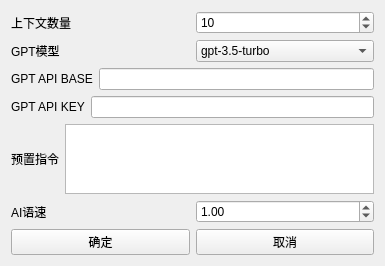
Qt form ui/design/gpt_setting.ui (QureL/ChatGPTVoice) before a commit.
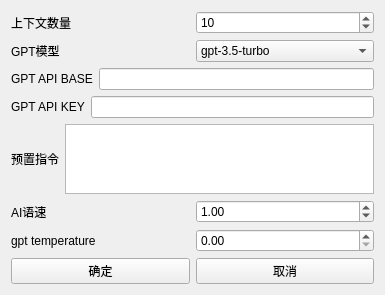
The same form after that commit.

Commit message: add setting of temperature

Patch:
```diff
--- a/ui/design/gpt_setting.ui
+++ b/ui/design/gpt_setting.ui
@@ -118,6 +118,24 @@
      </item>
     </layout>
    </item>
+   <item>
+    <layout class="QHBoxLayout" name="horizontalLayout_8">
+     <item>
+      <widget class="QLabel" name="label_7">
+       <property name="text">
+        <string>gpt temperature</string>
+       </property>
+      </widget>
+     </item>
+     <item>
+      <widget class="QDoubleSpinBox" name="doubleSpinBox_temperature">
+       <property name="singleStep">
+        <double>0.100000000000000</double>
+       </property>
+      </widget>
+     </item>
+    </layout>
+   </item>
    <item>
     <layout class="QHBoxLayout" name="horizontalLayout_4">
      <item>
```
The commit also changes 2 other files.
